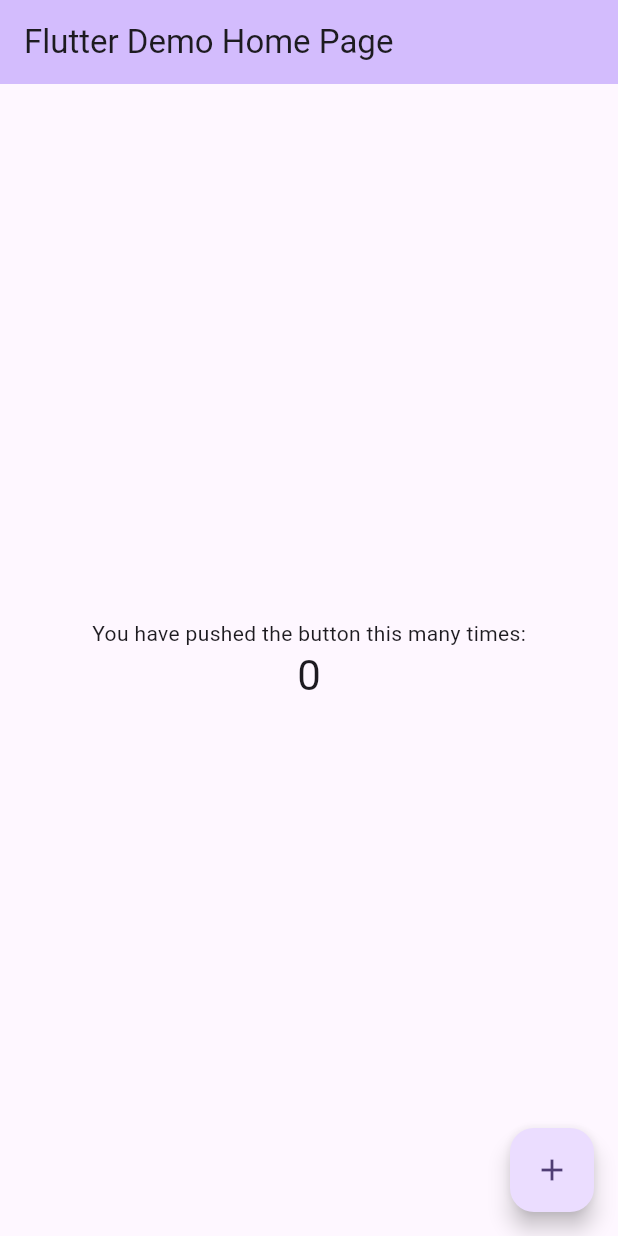
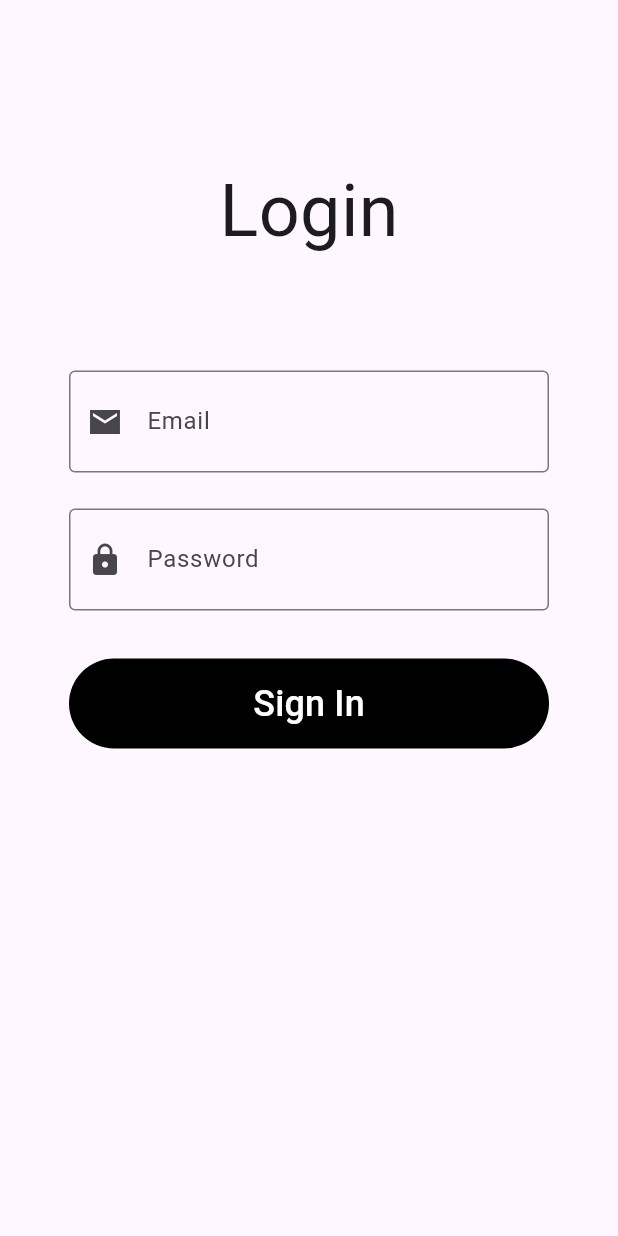
Before and after one commit to ViniBelo/cash_flow_flutter, a Flutter app: the screen it shows after launch, on a phone screen of 412 x 824 dp. Run offline on Flutter 3.47's test engine with Material 3 defaults, Android fonts, the phone set to English and light mode, and no system bars.

Commit message:
Started form with email/password

```diff
--- a/lib/main.dart
+++ b/lib/main.dart
@@ -1,3 +1,4 @@
+import 'package:cash_flow/view/login/login_screen.dart';
 import 'package:flutter/material.dart';
 
 void main() {
@@ -7,119 +8,18 @@ void main() {
 class MyApp extends StatelessWidget {
   const MyApp({super.key});
 
-  // This widget is the root of your application.
   @override
   Widget build(BuildContext context) {
     return MaterialApp(
-      title: 'Flutter Demo',
+      title: 'Cash Flow',
       theme: ThemeData(
-        // This is the theme of your application.
-        //
-        // TRY THIS: Try running your application with "flutter run". You'll see
-        // the application has a purple toolbar. Then, without quitting the app,
-        // try changing the seedColor in the colorScheme below to Colors.green
-        // and then invoke "hot reload" (save your changes or press the "hot
-        // reload" button in a Flutter-supported IDE, or press "r" if you used
-        // the command line to start the app).
-        //
-        // Notice that the counter didn't reset back to zero; the application
-        // state is not lost during the reload. To reset the state, use hot
-        // restart instead.
-        //
-        // This works for code too, not just values: Most code changes can be
-        // tested with just a hot reload.
         colorScheme: ColorScheme.fromSeed(seedColor: Colors.deepPurple),
         useMaterial3: true,
       ),
-      home: const MyHomePage(title: 'Flutter Demo Home Page'),
+      routes: {
+        '/authenticate': (context) => LoginScreen(),
+      },
+      initialRoute: '/authenticate',
     );
   }
 }
-
-class MyHomePage extends StatefulWidget {
-  const MyHomePage({super.key, required this.title});
-
-  // This widget is the home page of your application. It is stateful, meaning
-  // that it has a State object (defined below) that contains fields that affect
-  // how it looks.
-
-  // This class is the configuration for the state. It holds the values (in this
-  // case the title) provided by the parent (in this case the App widget) and
-  // used by the build method of the State. Fields in a Widget subclass are
-  // always marked "final".
-
-  final String title;
-
-  @override
-  State<MyHomePage> createState() => _MyHomePageState();
-}
-
-class _MyHomePageState extends State<MyHomePage> {
-  int _counter = 0;
-
-  void _incrementCounter() {
-    setState(() {
-      // This call to setState tells the Flutter framework that something has
-      // changed in this State, which causes it to rerun the build method below
-      // so that the display can reflect the updated values. If we changed
-      // _counter without calling setState(), then the build method would not be
-      // called again, and so nothing would appear to happen.
-      _counter++;
-    });
-  }
-
-  @override
-  Widget build(BuildContext context) {
-    // This method is rerun every time setState is called, for instance as done
-    // by the _incrementCounter method above.
-    //
-    // The Flutter framework has been optimized to make rerunning build methods
-    // fast, so that you can just rebuild anything that needs updating rather
-    // than having to individually change instances of widgets.
-    return Scaffold(
-      appBar: AppBar(
-        // TRY THIS: Try changing the color here to a specific color (to
-        // Colors.amber, perhaps?) and trigger a hot reload to see the AppBar
-        // change color while the other colors stay the same.
-        backgroundColor: Theme.of(context).colorScheme.inversePrimary,
-        // Here we take the value from the MyHomePage object that was created by
-        // the App.build method, and use it to set our appbar title.
-        title: Text(widget.title),
-      ),
-      body: Center(
-        // Center is a layout widget. It takes a single child and positions it
-        // in the middle of the parent.
-        child: Column(
-          // Column is also a layout widget. It takes a list of children and
-          // arranges them vertically. By default, it sizes itself to fit its
-          // children horizontally, and tries to be as tall as its parent.
-          //
-          // Column has various properties to control how it sizes itself and
-          // how it positions its children. Here we use mainAxisAlignment to
-          // center the children vertically; the main axis here is the vertical
-          // axis because Columns are vertical (the cross axis would be
-          // horizontal).
-          //
-          // TRY THIS: Invoke "debug painting" (choose the "Toggle Debug Paint"
-          // action in the IDE, or press "p" in the console), to see the
-          // wireframe for each widget.
-          mainAxisAlignment: MainAxisAlignment.center,
-          children: <Widget>[
-            const Text(
-              'You have pushed the button this many times:',
-            ),
-            Text(
-              '$_counter',
-              style: Theme.of(context).textTheme.headlineMedium,
-            ),
-          ],
-        ),
-      ),
-      floatingActionButton: FloatingActionButton(
-        onPressed: _incrementCounter,
-        tooltip: 'Increment',
-        child: const Icon(Icons.add),
-      ), // This trailing comma makes auto-formatting nicer for build methods.
-    );
-  }
-}
--- /dev/null
+++ b/lib/view/login/components/login_form_field.dart
@@ -0,0 +1,38 @@
+import 'package:flutter/material.dart';
+
+class LoginFormField extends StatelessWidget {
+  const LoginFormField({
+    super.key,
+    required this.labelText,
+    this.obscureText = false,
+    this.prefixIcon,
+  });
+
+  final bool obscureText;
+  final String labelText;
+  final Icon? prefixIcon;
+
+  @override
+  Widget build(BuildContext context) {
+    return Padding(
+      padding: const EdgeInsets.only(
+          top: 12,
+          bottom: 12
+      ),
+      child: TextFormField(
+        cursorColor: Colors.black,
+        obscureText: obscureText,
+        decoration: InputDecoration(
+          labelText: labelText,
+          prefixIcon: prefixIcon,
+          iconColor: Colors.black,
+          border: const OutlineInputBorder(),
+        ),
+        style: const TextStyle(
+          fontSize: 24,
+        ),
+        maxLines: 1,
+      ),
+    );
+  }
+}
--- /dev/null
+++ b/lib/view/login/components/sign_in_button.dart
@@ -0,0 +1,32 @@
+import 'package:flutter/material.dart';
+
+class SignInButton extends StatelessWidget {
+  const SignInButton({super.key, required this.onSignInPressed});
+
+  final Function()? onSignInPressed;
+
+  @override
+  Widget build(BuildContext context) {
+    return Padding(
+      padding: const EdgeInsets.only(top: 20),
+      child: FilledButton(
+        style: const ButtonStyle(
+          backgroundColor: WidgetStatePropertyAll(Colors.black),
+        ),
+        onPressed: onSignInPressed,
+        child: Container(
+          width: double.infinity,
+          height: 60,
+          child: const Center(
+              child: Text(
+                "Sign In",
+                style: TextStyle(
+                  fontSize: 24
+                ),
+              ),
+          ),
+        )
+      ),
+    );
+  }
+}
--- /dev/null
+++ b/lib/view/login/login_screen.dart
@@ -0,0 +1,46 @@
+import 'package:cash_flow/view/login/components/login_form_field.dart';
+import 'package:cash_flow/view/login/components/sign_in_button.dart';
+import 'package:flutter/material.dart';
+
+class LoginScreen extends StatelessWidget {
+  const LoginScreen({super.key});
+
+  onSignInPressed() {
+
+  }
+
+  @override
+  Widget build(BuildContext context) {
+    return Scaffold(
+      body: Padding(
+        padding: const EdgeInsets.all(46),
+        child: Column(
+          mainAxisAlignment: MainAxisAlignment.start,
+          children: [
+            const Padding(
+              padding: EdgeInsets.only(top: 60, bottom: 60),
+              child: Text(
+                "Login",
+                style: TextStyle(
+                  fontSize: 48
+                ),
+              ),
+            ),
+            const LoginFormField(
+              labelText: "Email",
+              prefixIcon: Icon(Icons.email_sharp),
+            ),
+            const LoginFormField(
+              labelText: "Password",
+              prefixIcon: Icon(Icons.lock),
+              obscureText: true,
+            ),
+            SignInButton(
+              onSignInPressed: onSignInPressed,
+            )
+          ],
+        ),
+      ),
+    );
+  }
+}
--- a/pubspec.yaml
+++ b/pubspec.yaml
@@ -35,6 +35,7 @@ dependencies:
   # The following adds the Cupertino Icons font to your application.
   # Use with the CupertinoIcons class for iOS style icons.
   cupertino_icons: ^1.0.8
+  firebase_auth: ^5.3.2
 
 dev_dependencies:
   flutter_test:
```
Also changed, not shown: pubspec.lock, 4 other files.
